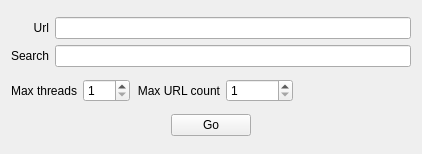
Qt form UrlSearch/src/Application.ui (DenArzik/UrlSearch) before a commit.
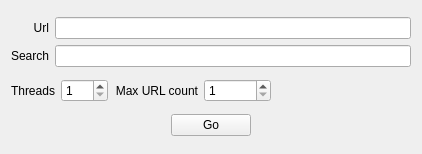
The same form after that commit.

```diff
--- a/UrlSearch/src/Application.ui
+++ b/UrlSearch/src/Application.ui
@@ -60,7 +60,7 @@
         <item>
          <widget class="QLabel" name="label_3">
           <property name="text">
-           <string>Max threads</string>
+           <string>Threads</string>
           </property>
           <property name="alignment">
            <set>Qt::AlignRight|Qt::AlignTrailing|Qt::AlignVCenter</set>
```
